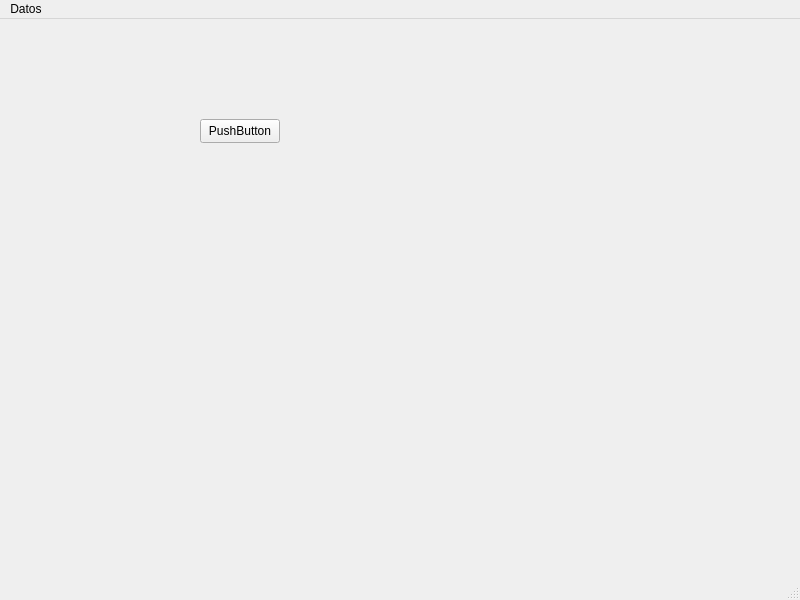
Before: the Qt Designer form src/mainwindow.ui in TheBerbat/bloque-produccion, drawn with Qt 5.
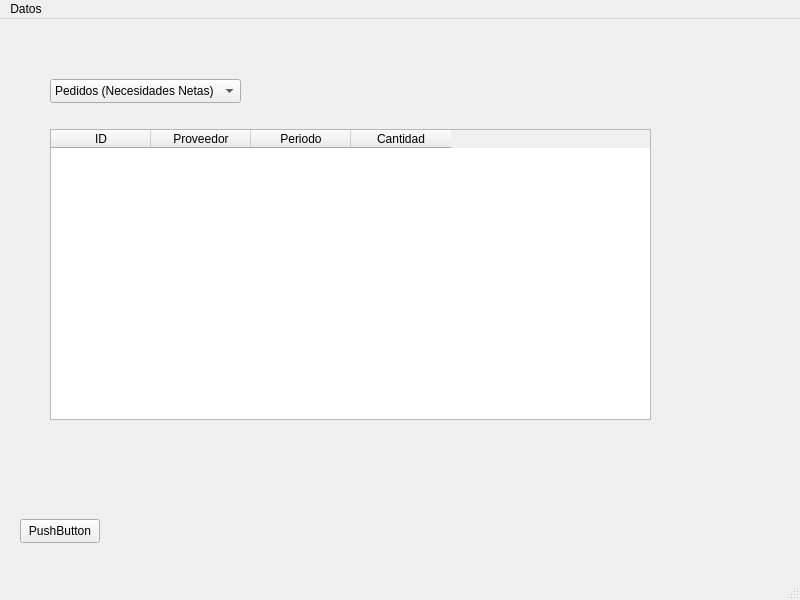
After: the same form once the commit is applied.

The edit to the form file:
```diff
--- a/src/mainwindow.ui
+++ b/src/mainwindow.ui
@@ -17,8 +17,8 @@
    <widget class="QPushButton" name="pushButton">
     <property name="geometry">
      <rect>
-      <x>200</x>
-      <y>100</y>
+      <x>20</x>
+      <y>500</y>
       <width>80</width>
       <height>24</height>
      </rect>
@@ -27,6 +27,56 @@
      <string>PushButton</string>
     </property>
    </widget>
+   <widget class="QTableWidget" name="tableWidget">
+    <property name="geometry">
+     <rect>
+      <x>50</x>
+      <y>110</y>
+      <width>601</width>
+      <height>291</height>
+     </rect>
+    </property>
+    <column>
+     <property name="text">
+      <string>ID</string>
+     </property>
+    </column>
+    <column>
+     <property name="text">
+      <string>Proveedor</string>
+     </property>
+    </column>
+    <column>
+     <property name="text">
+      <string>Periodo</string>
+     </property>
+    </column>
+    <column>
+     <property name="text">
+      <string>Cantidad</string>
+     </property>
+    </column>
+   </widget>
+   <widget class="QComboBox" name="selectorTable">
+    <property name="geometry">
+     <rect>
+      <x>50</x>
+      <y>60</y>
+      <width>191</width>
+      <height>24</height>
+     </rect>
+    </property>
+    <item>
+     <property name="text">
+      <string>Pedidos (Necesidades Netas)</string>
+     </property>
+    </item>
+    <item>
+     <property name="text">
+      <string>Recepciones Programadas</string>
+     </property>
+    </item>
+   </widget>
   </widget>
   <widget class="QMenuBar" name="menubar">
    <property name="geometry">
```
